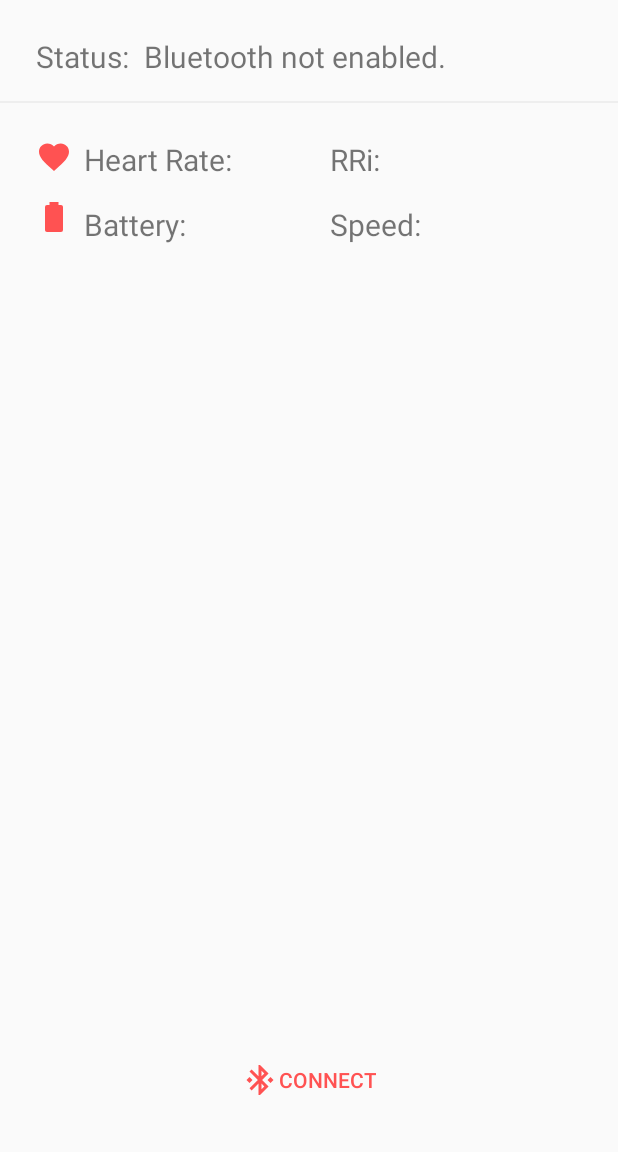
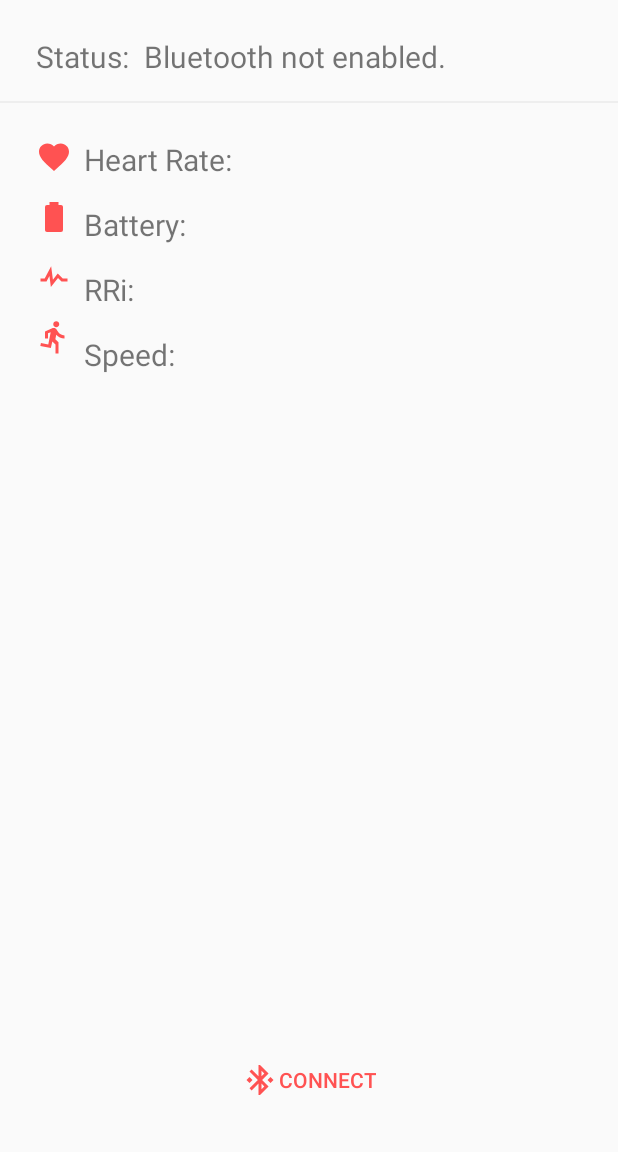
Before and after one commit to ianmcxa/ZephyrLogger, an Android app: the screen it shows after launch (MainActivity), on a phone screen of 412 x 824 dp, the part 84-1236 px from its top. Run offline under Robolectric (Android 15) with nearby library versions, the phone set to English and light mode, and no system bars; our stand-ins replace ButterKnife.

Commit message:
Calculated heart rate and speed. Added units to display. Modified layout to have more space for units

```diff
--- a/app/src/main/java/org/mcxa/zephyrlogger/MainActivity.java
+++ b/app/src/main/java/org/mcxa/zephyrlogger/MainActivity.java
@@ -78,6 +78,7 @@ import java.io.FileNotFoundException;
 import java.io.FileWriter;
 import java.io.IOException;
 import java.io.UnsupportedEncodingException;
+import java.util.Locale;
 import java.util.Set;
 
 import butterknife.BindView;
@@ -101,6 +102,12 @@ public class MainActivity extends AppCompatActivity {
 	@BindView(R.id.toolbar) Toolbar toolbar;
 	@BindView(R.id.main_button) AppCompatButton mButton;
     @BindView(R.id.main_activity_view) RelativeLayout view;
+
+	//our text views for displaying data
+	@BindView(R.id.heart_rate) TextView mHeartRate;
+	@BindView(R.id.rri) TextView mRri;
+	@BindView(R.id.battery) TextView mBattery;
+	@BindView(R.id.speed) TextView mSpeed;
 
 	/*
 	 * Name of the connected device, and it's address
@@ -428,10 +435,10 @@ public class MainActivity extends AppCompatActivity {
 						//set button to connect
 						mButton.setText(getResources().getString(R.string.connect));
 						mButton.setCompoundDrawablesWithIntrinsicBounds( R.drawable.ic_connect, 0, 0, 0);
-						display(R.id.heart_rate, "");
-						display(R.id.battery, "");
-						display(R.id.rri, "");
-						display(R.id.speed, "");
+						mHeartRate.setText("");
+						mBattery.setText("");
+						mRri.setText("");
+						mSpeed.setText("");
 					}
 					break;
 				}
@@ -518,29 +525,59 @@ public class MainActivity extends AppCompatActivity {
 
 	}
 
+	/**
+	 * Calculate the average RRi in milliseconds per packet recieved
+	 * @param h HrmReading object
+	 * @return the average RRi in ms from the recieved packet
+     */
 	private Long calcRRi(HrmReading h) {
 		Long interval = 0L;
+		/* Note that each heart beat is a value from 0 to 65535. The value rolls over
+		 * at 65535, so when we have a large enough difference (I'm using 10000), we know that
+		 * a rollover occured and we need to subtract 65535 from the result
+		 */
+
+		Long tmp = Math.abs(h.hbTime15 - h.hbTime14);
+		interval += (tmp > 10000L) ? Math.abs(tmp - 65535) : tmp;
 		//yeah this would probably be easier with a loop, but idk how to do that without
 		//shoving all the hbTime things in an array and thus copying them needlessly
-		interval += (Long) h.hbTime15 - (Long) h.hbTime14;
-		interval += (Long) h.hbTime14 - (Long) h.hbTime13;
-		interval += (Long) h.hbTime13 - (Long) h.hbTime12;
-		interval += (Long) h.hbTime12 - (Long) h.hbTime11;
-		interval += (Long) h.hbTime11 - (Long) h.hbTime10;
-		interval += (Long) h.hbTime10 - (Long) h.hbTime9;
-		interval += (Long) h.hbTime9 - (Long) h.hbTime8;
-		interval += (Long) h.hbTime8 - (Long) h.hbTime7;
-		interval += (Long) h.hbTime7 - (Long) h.hbTime6;
-		interval += (Long) h.hbTime6 - (Long) h.hbTime5;
-		interval += (Long) h.hbTime5 - (Long) h.hbTime4;
-		interval += (Long) h.hbTime4 - (Long) h.hbTime3;
-		interval += (Long) h.hbTime3 - (Long) h.hbTime2;
-		interval += (Long) h.hbTime2 - (Long) h.hbTime1;
+		tmp = Math.abs(h.hbTime14 - h.hbTime13);
+		interval += (tmp > 10000L) ? Math.abs(tmp - 65535) : tmp;
+		tmp = Math.abs(h.hbTime13 - h.hbTime12);
+		interval += (tmp > 10000L) ? Math.abs(tmp - 65535) : tmp;
+		tmp = Math.abs(h.hbTime12 - h.hbTime11);
+		interval += (tmp > 10000L) ? Math.abs(tmp - 65535) : tmp;
+		tmp = Math.abs(h.hbTime11 - h.hbTime10);
+		interval += (tmp > 10000L) ? Math.abs(tmp - 65535) : tmp;
+		tmp = Math.abs(h.hbTime10 - h.hbTime9);
+		interval += (tmp > 10000L) ? Math.abs(tmp - 65535) : tmp;
+		tmp = Math.abs(h.hbTime9 - h.hbTime8);
+		interval += (tmp > 10000L) ? Math.abs(tmp - 65535) : tmp;
+		tmp = Math.abs(h.hbTime8 - h.hbTime7);
+		interval += (tmp > 10000L) ? Math.abs(tmp - 65535) : tmp;
+		tmp = Math.abs(h.hbTime7 - h.hbTime6);
+		interval += (tmp > 10000L) ? Math.abs(tmp - 65535) : tmp;
+		tmp = Math.abs(h.hbTime6 - h.hbTime5);
+		interval += (tmp > 10000L) ? Math.abs(tmp - 65535) : tmp;
+		tmp = Math.abs(h.hbTime5 - h.hbTime4);
+		interval += (tmp > 10000L) ? Math.abs(tmp - 65535) : tmp;
+		tmp = Math.abs(h.hbTime4 - h.hbTime3);
+		interval += (tmp > 10000L) ? Math.abs(tmp - 65535) : tmp;
+		tmp = Math.abs(h.hbTime3 - h.hbTime2);
+		interval += (tmp > 10000L) ? Math.abs(tmp - 65535) : tmp;
+		tmp = Math.abs(h.hbTime2 - h.hbTime1);
+		interval += (tmp > 10000L) ? Math.abs(tmp - 65535) : tmp;
 
-		if (interval > 65535L)
-			return interval - 65535L;
-		else
-			return interval;
+		return interval/14;
+	}
+
+	/**
+	 * Calculate speed which is measured in 1/256m/s blocks
+	 * @param h HrmReading object
+	 * @return Double containing speed
+     */
+	private Double calcSpeed(HrmReading h) {
+		return ((double) h.speed)/256;
 	}
 
 	/****************************************************************************
@@ -548,82 +585,9 @@ public class MainActivity extends AppCompatActivity {
 	 * activity's view
 	 ****************************************************************************/
 	private void displayHrmReading(HrmReading h){
-		display(R.id.heart_rate, h.heartRate);
-		display(R.id.battery, h.batteryIndicator);
-		display(R.id.speed, h.speed);
-		display(R.id.rri, calcRRi(h));
-
-		/*display ( R.id.stx,  h.stx );
-		display ( R.id.msgId,  h.msgId );
-		display ( R.id.dlc,  h.dlc );
-		display ( R.id.firmwareId,   h.firmwareId );
-		display ( R.id.firmwareVersion,   h.firmwareVersion );
-		display ( R.id.hardwareId,   h.hardWareId );
-		display ( R.id.hardwareVersion,   h.hardwareVersion );
-		display ( R.id.batteryChargeIndicator,  h.batteryIndicator );
-		display ( R.id.heartRate, h.heartRate );
-		display ( R.id.heartBeatNumber,  h.heartBeatNumber );
-		display ( R.id.hbTimestamp1,   h.hbTime1 );
-		display ( R.id.hbTimestamp2,   h.hbTime2 );
-		display ( R.id.hbTimestamp3,   h.hbTime3 );
-		display ( R.id.hbTimestamp4,   h.hbTime4 );
-		display ( R.id.hbTimestamp5,   h.hbTime5 );
-		display ( R.id.hbTimestamp6,   h.hbTime6 );
-		display ( R.id.hbTimestamp7,   h.hbTime7 );
-		display ( R.id.hbTimestamp8,   h.hbTime8 );
-		display ( R.id.hbTimestamp9,   h.hbTime9 );
-		display ( R.id.hbTimestamp10,   h.hbTime10 );
-		display ( R.id.hbTimestamp11,   h.hbTime11 );
-		display ( R.id.hbTimestamp12,   h.hbTime12 );
-		display ( R.id.hbTimestamp13,   h.hbTime13 );
-		display ( R.id.hbTimestamp14,   h.hbTime14 );
-		display ( R.id.hbTimestamp15,   h.hbTime15 );
-		display ( R.id.reserved1,   h.reserved1 );
-		display ( R.id.reserved2,   h.reserved2 );
-		display ( R.id.reserved3,   h.reserved3 );
-		display ( R.id.distance,   h.distance );
-		display ( R.id.speed,   h.speed );
-		display ( R.id.strides,  (int)h.strides );
-		display ( R.id.reserved4,  h.reserved4 );
-		display ( R.id.reserved5,  h.reserved5 );
-		display ( R.id.crc,  h.crc );
-		display ( R.id.etx,  h.etx ); */
+		mHeartRate.setText(String.format(Locale.US, "%d bpm", h.heartRate));
+		mBattery.setText(String.format(Locale.US, "%d %%", h.batteryIndicator));
+		mRri.setText(String.format(Locale.US, "%d ms", calcRRi(h)));
+		mSpeed.setText(String.format(Locale.US, "%.1f m/s", calcSpeed(h)));
 	}
-
-	/*
-	 * display a byte value
-	 */
-	private void display  ( int nField, byte d ) {
-		String INT_FORMAT = "%x";
-		String s = String.format(INT_FORMAT, d);
-		display( nField, s  );
-	}
-
-	/*
-	 * display an integer value
-	 */
-	private void display  ( int nField, int d ) {
-		String INT_FORMAT = "%d";
-		String s = String.format(INT_FORMAT, d);
-		display( nField, s  );
-	}
-
-	/*
-	 * display a long integer value
-	 */
-	private void display  ( int nField, long d ) {
-		String INT_FORMAT = "%d";
-		String s = String.format(INT_FORMAT, d);
-		display( nField, s  );
-	}
-
-	/*
-	 * display a character string
-	 */
-	private void display ( int nField, CharSequence  str  ) {
-		TextView tvw = ButterKnife.findById(view, nField);
-		if ( tvw != null )
-			tvw.setText(str);
-	}
-
 }
--- /dev/null
+++ b/app/src/main/res/drawable/ic_pulse.xml
@@ -0,0 +1,7 @@
+<vector xmlns:android="http://schemas.android.com/apk/res/android"
+    android:height="24dp"
+    android:width="24dp"
+    android:viewportWidth="24"
+    android:viewportHeight="24">
+    <path android:fillColor="@color/accent" android:pathData="M3,13H5.79L10.1,4.79L11.28,13.75L14.5,9.66L17.83,13H21V15H17L14.67,12.67L9.92,18.73L8.94,11.31L7,15H3V13Z" />
+</vector>
--- /dev/null
+++ b/app/src/main/res/drawable/ic_run.xml
@@ -0,0 +1,7 @@
+<vector xmlns:android="http://schemas.android.com/apk/res/android"
+    android:height="24dp"
+    android:width="24dp"
+    android:viewportWidth="24"
+    android:viewportHeight="24">
+    <path android:fillColor="@color/accent" android:pathData="M13.5,5.5C14.59,5.5 15.5,4.58 15.5,3.5C15.5,2.38 14.59,1.5 13.5,1.5C12.39,1.5 11.5,2.38 11.5,3.5C11.5,4.58 12.39,5.5 13.5,5.5M9.89,19.38L10.89,15L13,17V23H15V15.5L12.89,13.5L13.5,10.5C14.79,12 16.79,13 19,13V11C17.09,11 15.5,10 14.69,8.58L13.69,7C13.29,6.38 12.69,6 12,6C11.69,6 11.5,6.08 11.19,6.08L6,8.28V13H8V9.58L9.79,8.88L8.19,17L3.29,16L2.89,18L9.89,19.38Z" />
+</vector>
--- a/app/src/main/res/layout/activity_main.xml
+++ b/app/src/main/res/layout/activity_main.xml
@@ -49,6 +49,7 @@
 
     <ImageView
         android:id="@+id/heart_rate_icon"
+        android:contentDescription="@string/heart_icon"
         android:layout_width="wrap_content"
         android:layout_height="wrap_content"
         app:srcCompat="@drawable/ic_heart"
@@ -83,14 +84,59 @@
         android:layout_marginStart="10dp"
         android:id="@+id/heart_rate" />
 
+    <ImageView
+        android:id="@+id/battery_icon"
+        android:contentDescription="@string/battery_icon"
+        android:layout_width="wrap_content"
+        android:layout_height="wrap_content"
+        app:srcCompat="@drawable/ic_battery"
+        android:layout_below="@id/heart_rate_icon"
+        android:layout_alignStart="@id/heart_rate_icon"
+        android:layout_alignLeft="@id/heart_rate_icon"
+        android:layout_marginTop="16dp"
+        />
+
+    <TextView
+        android:id="@+id/battery_label"
+        android:layout_width="wrap_content"
+        android:layout_height="wrap_content"
+        android:layout_below="@id/heart_rate_label"
+        android:layout_alignStart="@id/heart_rate_label"
+        android:layout_alignLeft="@id/heart_rate_label"
+        android:layout_marginTop="16dp"
+        android:text="@string/battery"
+        android:textSize="20sp" />
+
+    <TextView
+        android:layout_width="wrap_content"
+        android:layout_height="wrap_content"
+        android:textSize="20sp"
+        android:layout_alignBaseline="@+id/battery_label"
+        android:layout_toRightOf="@+id/battery_label"
+        android:layout_toEndOf="@+id/battery_label"
+        android:layout_marginLeft="10dp"
+        android:layout_marginStart="10dp"
+        android:id="@+id/battery" />
+
+    <ImageView
+        android:contentDescription="@string/rri_icon"
+        android:layout_width="wrap_content"
+        android:layout_height="wrap_content"
+        app:srcCompat="@drawable/ic_pulse"
+        android:layout_below="@id/battery_icon"
+        android:layout_alignStart="@id/heart_rate_icon"
+        android:layout_alignLeft="@id/heart_rate_icon"
+        android:layout_marginTop="16dp"
+        android:id="@+id/rri_icon" />
 
     <TextView
         android:id="@+id/rri_label"
-        android:layout_alignBaseline="@+id/heart_rate_label"
+        android:layout_below="@id/battery_label"
+        android:layout_alignStart="@id/battery_label"
+        android:layout_alignLeft="@id/battery_label"
+        android:layout_marginTop="16dp"
         android:layout_width="wrap_content"
         android:layout_height="wrap_content"
-        android:layout_marginLeft="220dp"
-        android:layout_marginStart="220dp"
         android:text="@string/rri"
         android:textSize="20sp" />
 
@@ -105,38 +151,16 @@
         android:layout_marginStart="10dp"
         android:id="@+id/rri" />
 
-    <TextView
-        android:id="@+id/battery_label"
+    <ImageView
+        android:contentDescription="@string/speed_icon"
         android:layout_width="wrap_content"
         android:layout_height="wrap_content"
-        android:layout_below="@id/heart_rate_label"
-        android:layout_alignStart="@id/heart_rate_label"
-        android:layout_alignLeft="@id/heart_rate_label"
-        android:layout_marginTop="16dp"
-        android:text="@string/battery"
-        android:textSize="20sp" />
-
-    <ImageView
-        android:id="@+id/battery_icon"
-        android:layout_width="wrap_content"
-        android:layout_height="wrap_content"
-        app:srcCompat="@drawable/ic_battery"
-        android:layout_below="@id/heart_rate_icon"
+        app:srcCompat="@drawable/ic_run"
+        android:layout_below="@id/rri_icon"
         android:layout_alignStart="@id/heart_rate_icon"
         android:layout_alignLeft="@id/heart_rate_icon"
         android:layout_marginTop="16dp"
         />
-
-    <TextView
-        android:layout_width="wrap_content"
-        android:layout_height="wrap_content"
-        android:textSize="20sp"
-        android:layout_alignBaseline="@+id/battery_label"
-        android:layout_toRightOf="@+id/battery_label"
-        android:layout_toEndOf="@+id/battery_label"
-        android:layout_marginLeft="10dp"
-        android:layout_marginStart="10dp"
-        android:id="@+id/battery" />
 
     <TextView
         android:id="@+id/speed_label"
--- a/app/src/main/res/values/strings.xml
+++ b/app/src/main/res/values/strings.xml
@@ -28,6 +28,10 @@
     <string name="noBluetooth">Bluetooth Not Available</string>
 
     <string name="divider">This is a content divider</string>
+    <string name="heart_icon">This is a heart icon</string>
+    <string name="battery_icon">This is a battery icon</string>
+    <string name="rri_icon">This is a pulse icon</string>
+    <string name="speed_icon">This is a speed icon</string>
 
     <!--
         Some identifiers used to pass information around our application
```
